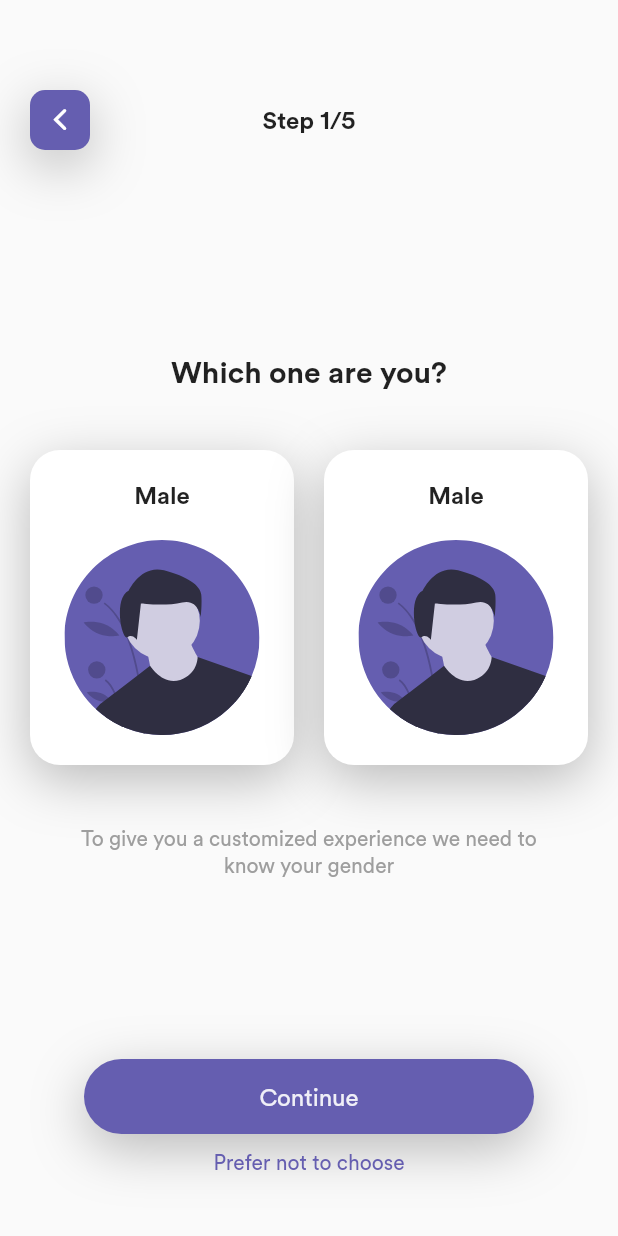
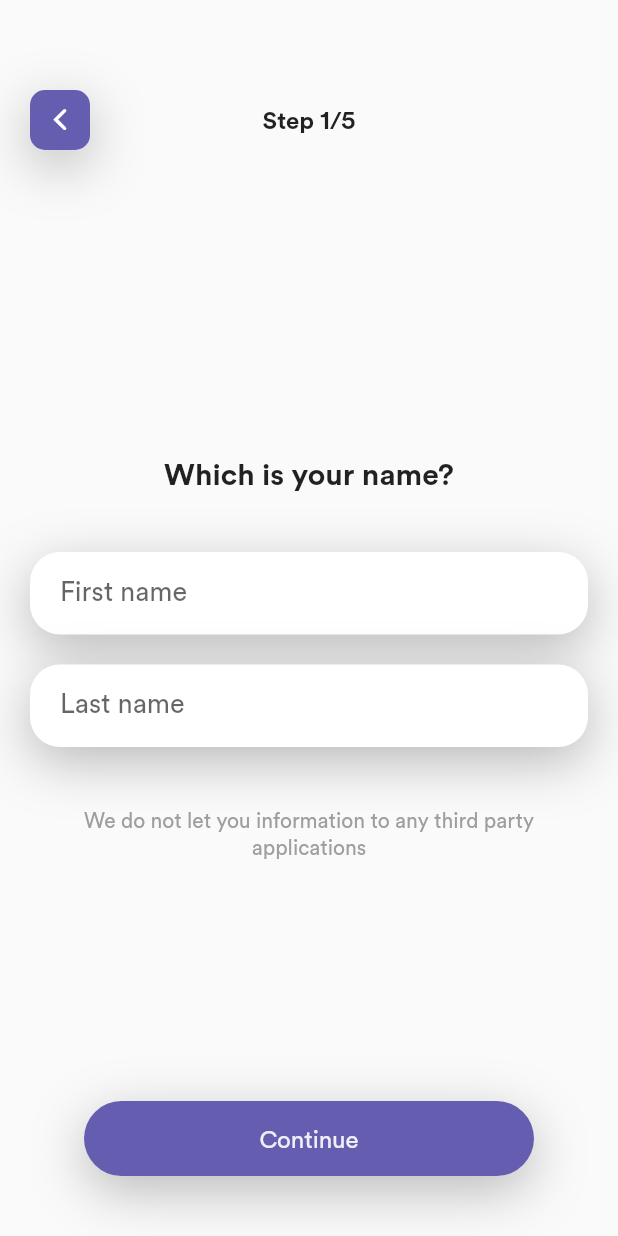
Before and after one commit to viditsingh17/HeadStart, a Flutter app: the screen it shows after launch, after a tap on an icon or button, on a phone screen of 412 x 824 dp. Run offline on Flutter 3.47's test engine with Material 2 defaults, Android fonts, the phone set to English and light mode, and no system bars; our stand-ins replace flutter_svg.

```diff
--- a/lib/main.dart
+++ b/lib/main.dart
@@ -1,11 +1,16 @@
 import 'package:flutter/material.dart';
+import 'package:healthApp/configuration.dart';
 import 'package:healthApp/screens/splash_screen.dart';
 
 void main(List<String> args) {
   runApp(
     MaterialApp(
       home: SplashScreen(),
-      theme: ThemeData(fontFamily: 'Circular'),
+      theme: ThemeData(
+        fontFamily: 'Circular',
+        primaryColor: primaryColor,
+        cursorColor: primaryColor,
+      ),
       debugShowCheckedModeBanner: false,
     ),
   );
--- a/lib/screens/profile_1.dart
+++ b/lib/screens/profile_1.dart
@@ -2,9 +2,11 @@ import 'package:flutter/cupertino.dart';
 import 'package:flutter/material.dart';
 import 'package:flutter_svg/flutter_svg.dart';
 import 'package:healthApp/configuration.dart';
+import 'package:healthApp/screens/profile_2.dart';
 import 'package:healthApp/screens/splash_screen.dart';
 import 'package:healthApp/widgets/back_button.dart';
 import 'package:healthApp/widgets/custom_button.dart';
+import 'package:healthApp/widgets/gender_card.dart';
 
 class Profile1 extends StatefulWidget {
   @override
@@ -12,6 +14,7 @@ class Profile1 extends StatefulWidget {
 }
 
 class _Profile1State extends State<Profile1> {
+  bool _isFemale = true;
   @override
   Widget build(BuildContext context) {
     final size = MediaQuery.of(context).size;
@@ -46,78 +49,87 @@ class _Profile1State extends State<Profile1> {
               mainAxisAlignment: MainAxisAlignment.end,
               children: [
                 Text(
-                  'Which one are you?',
+                  'Which is your name?',
                   style: TextStyle(
                     fontSize: 20,
                     fontWeight: FontWeight.bold,
                   ),
                 ),
+
+                SizedBox(
+                  height: 30,
+                ),
+                //TextInputField
                 Container(
-                  margin: EdgeInsets.symmetric(horizontal: 10, vertical: 40),
-                  child: Row(
-                    mainAxisAlignment: MainAxisAlignment.center,
-                    children: [
-                      Container(
-                        margin: EdgeInsets.symmetric(horizontal: 10),
-                        height: 210,
-                        width: (size.width - 60) / 2,
+                  margin: EdgeInsets.symmetric(
+                    horizontal: 20,
+                    vertical: 10,
+                  ),
+                  alignment: Alignment.center,
+                  padding: EdgeInsets.symmetric(
+                    vertical: 10,
+                    horizontal: 10,
+                  ),
+                  height: 55,
                   decoration: BoxDecoration(
+                    borderRadius: BorderRadius.circular(20),
+                    boxShadow: customShadow,
                     color: Colors.white,
-                          boxShadow: customShadow,
-                          borderRadius: BorderRadius.circular(20),
                   ),
-                        child: Column(
-                          mainAxisAlignment: MainAxisAlignment.spaceEvenly,
-                          children: [
-                            Text(
-                              'Male',
+                  child: TextField(
                     style: TextStyle(
-                                fontWeight: FontWeight.bold,
-                                fontSize: 16,
+                      fontSize: 18,
+                    ),
+                    decoration: InputDecoration(
+                      contentPadding: EdgeInsets.all(10),
+                      hintText: 'First name',
+                      hintStyle: TextStyle(
+                        fontSize: 18,
+                      ),
+                      fillColor: Colors.green,
+                      border: InputBorder.none,
                     ),
                   ),
-                            SvgPicture.asset(
-                              'images/svg/male.svg',
-                              fit: BoxFit.cover,
-                              width: 130,
-                            )
-                          ],
+                ),
+
+                Container(
+                  margin: EdgeInsets.symmetric(
+                    horizontal: 20,
+                    vertical: 10,
+                  ),
+                  alignment: Alignment.center,
+                  padding: EdgeInsets.symmetric(
+                    vertical: 10,
+                    horizontal: 10,
+                  ),
+                  height: 55,
+                  decoration: BoxDecoration(
+                    borderRadius: BorderRadius.circular(20),
+                    boxShadow: customShadow,
+                    color: Colors.white,
+                  ),
+                  child: TextField(
+                    style: TextStyle(
+                      fontSize: 18,
+                    ),
+                    decoration: InputDecoration(
+                      contentPadding: EdgeInsets.all(10),
+                      hintText: 'Last name',
+                      hintStyle: TextStyle(
+                        fontSize: 18,
+                      ),
+                      fillColor: Colors.green,
+                      border: InputBorder.none,
                     ),
                   ),
-                      Container(
-                        margin: EdgeInsets.symmetric(horizontal: 10),
-                        height: 210,
-                        width: (size.width - 60) / 2,
-                        decoration: BoxDecoration(
-                          color: Colors.white,
-                          boxShadow: customShadow,
-                          borderRadius: BorderRadius.circular(20),
                 ),
-                        child: Column(
-                          mainAxisAlignment: MainAxisAlignment.spaceEvenly,
-                          children: [
-                            Text(
-                              'Male',
-                              style: TextStyle(
-                                fontWeight: FontWeight.bold,
-                                fontSize: 16,
-                              ),
-                            ),
-                            SvgPicture.asset(
-                              'images/svg/male.svg',
-                              fit: BoxFit.cover,
-                              width: 130,
-                            )
-                          ],
-                        ),
-                      ),
-                    ],
-                  ),
+                SizedBox(
+                  height: 30,
                 ),
                 Container(
                   margin: EdgeInsets.symmetric(horizontal: 40),
                   child: Text(
-                    'To give you a customized experience we need to know your gender',
+                    'We do not let you information to any third party applications',
                     textAlign: TextAlign.center,
                     style: TextStyle(
                       fontSize: 14,
@@ -126,7 +138,7 @@ class _Profile1State extends State<Profile1> {
                   ),
                 ),
                 SizedBox(
-                  height: 120,
+                  height: 160,
                 ),
                 CustomButton(
                   label: 'Continue',
@@ -134,21 +146,10 @@ class _Profile1State extends State<Profile1> {
                     Navigator.push(
                       context,
                       MaterialPageRoute(builder: (context) {
-                        return SplashScreen();
+                        return Profile2();
                       }),
                     );
                   },
-                ),
-                SizedBox(
-                  height: 10,
-                ),
-                Text(
-                  'Prefer not to choose',
-                  textAlign: TextAlign.center,
-                  style: TextStyle(
-                    fontSize: 14,
-                    color: primaryColor,
-                  ),
                 ),
                 SizedBox(
                   height: 40,
```
Also changed, not shown: lib/configuration.dart (+8 -0 lines), lib/screens/profile_2.dart (added, +138 -0 lines), lib/screens/profile_3.dart (added, +140 -0 lines), lib/widgets/gender_card.dart (added, +50 -0 lines), lib/widgets/rotated_image_with_light_shadow.dart (added, +23 -0 lines), images/p1.png (added), images/p2.png (added), images/p3.png (added), images/p4.png (added), images/p5.png (added), images/p6.png (added). Lines whose indentation alone changed are shown as unchanged.
